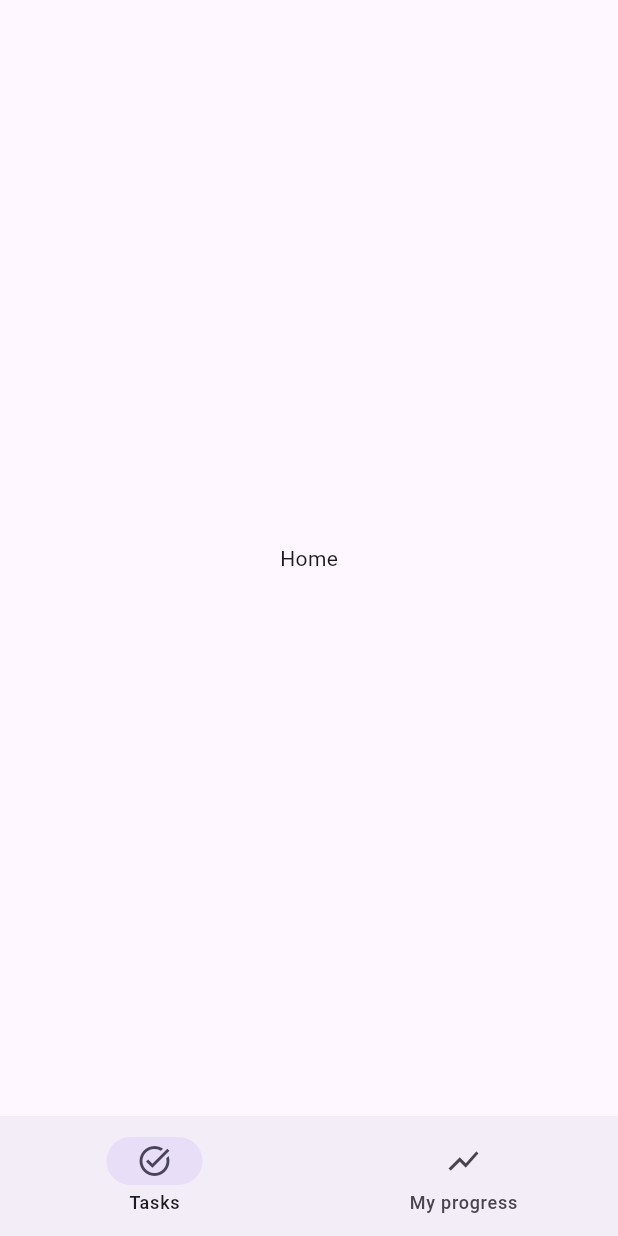
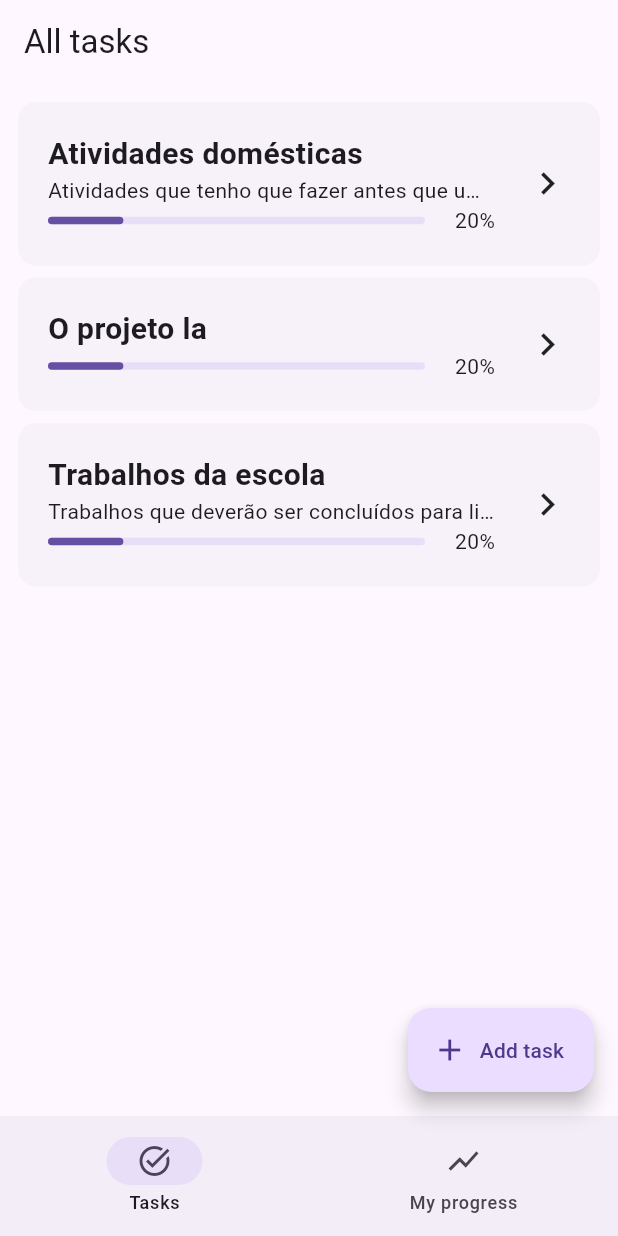
Before and after one commit to murilomonte/organize, a Flutter app: the screen it shows after launch, on a phone screen of 412 x 824 dp. Run offline on Flutter 3.47's test engine with Material 3 defaults, Android fonts, the phone set to English and light mode, and no system bars.

Commit message:
feat: feat: prototype of the task group screen and related widgets

```diff
--- /dev/null
+++ b/lib/src/_core/widgets/tasks_group.dart
@@ -0,0 +1,76 @@
+import 'package:flutter/material.dart';
+import 'package:organize/src/_core/widgets/tasks_group_detail.dart';
+
+class TasksGroup extends StatelessWidget {
+  final String title;
+  final String? description;
+  final List taskList;
+
+  const TasksGroup({
+    super.key,
+    required this.title,
+    this.description,
+    required this.taskList,
+  });
+
+  @override
+  Widget build(BuildContext context) {
+    return Card(
+      elevation: 0,
+      child: InkWell(
+        borderRadius: BorderRadius.circular(10),
+        onTap: () {
+          showGeneralDialog(
+            context: context,
+            fullscreenDialog: false,
+            barrierDismissible: true, // se pode fechar clicando fora
+            barrierLabel: "Fechar", // acessibilidade
+            pageBuilder: (context, animation, secondaryAnimation) {
+              return TasksGroupDetail(title: title, description: description, taskList: [],);
+            },
+          );
+        },
+        child: Padding(
+          padding: const EdgeInsets.all(20),
+          child: Row(
+            spacing: 20,
+            mainAxisAlignment: MainAxisAlignment.spaceBetween,
+            children: [
+              Expanded(
+                child: Column(
+                  crossAxisAlignment: CrossAxisAlignment.start,
+                  children: [
+                    Text(
+                      title,
+                      style: TextStyle(
+                        fontWeight: FontWeight.bold,
+                        fontSize: 20,
+                      ),
+                      overflow: TextOverflow.ellipsis,
+                    ),
+                    if (description != null)
+                      Text(description!, overflow: TextOverflow.ellipsis),
+                    Row(
+                      children: [
+                        Expanded(
+                          child: LinearProgressIndicator(
+                            borderRadius: BorderRadius.circular(100),
+                            minHeight: 5,
+                            value: .2,
+                          ),
+                        ),
+                        const SizedBox(width: 20),
+                        Text('20%'),
+                      ],
+                    ),
+                  ],
+                ),
+              ),
+              Icon(Icons.chevron_right, size: 30),
+            ],
+          ),
+        ),
+      ),
+    );
+  }
+}
--- a/lib/src/view/navigation.dart
+++ b/lib/src/view/navigation.dart
@@ -1,6 +1,8 @@
 import 'package:flutter/material.dart';
 import 'package:organize/src/utility/constraints.dart';
+import 'package:organize/src/view/tasks/all_tasks.dart';
 
+// TODO: trocar por navegacao por abas assim como os apps gnome?
 class Navigation extends StatefulWidget {
   const Navigation({super.key});
 
@@ -23,7 +25,7 @@ class _NavigationState extends State<Navigation> {
   ];
 
   List<Widget> views = [
-    Center(child: Text('Home')),
+    AllTasks(),
     Center(child: Text('Progress')),
   ];
 
@@ -50,6 +52,9 @@ class _NavigationState extends State<Navigation> {
           }).toList(),
         ),
         body: views[_currentIndex],
+        floatingActionButton: FloatingActionButton.extended(onPressed: () {
+
+        }, label: Text('Add task'), icon: Icon(Icons.add), ),
       );
     } else {
       return Scaffold(
--- /dev/null
+++ b/lib/src/view/tasks/all_tasks.dart
@@ -0,0 +1,84 @@
+import 'package:flutter/material.dart';
+import 'package:organize/src/_core/widgets/tasks_group.dart';
+import 'package:organize/src/utility/constraints.dart';
+
+class AllTasks extends StatelessWidget {
+  const AllTasks({super.key});
+
+  @override
+  Widget build(BuildContext context) {
+    return Scaffold(
+      appBar: AppBar(title: Text('All tasks')),
+      body: Padding(
+        padding: const EdgeInsets.all(8.0),
+        child: Center(
+          child: ConstrainedBox(
+            constraints: BoxConstraints(maxWidth: 800),
+            child:
+                1 == 1 // Provisorio
+                ? ListView(
+                    children: [
+                      // Only in desktop
+                      if (!isMobileLayout(context))
+                        Align(
+                          alignment: AlignmentGeometry.topRight,
+                          child: TextButton.icon(
+                            onPressed: () {},
+                            label: Text('Add task'),
+                            icon: Icon(Icons.add),
+                            iconAlignment: IconAlignment.end,
+                          ),
+                        ),
+
+                      TasksGroup(
+                        title: 'Atividades domésticas',
+                        description:
+                            'Atividades que tenho que fazer antes que um monstro me pegue :O',
+                        taskList: [],
+                      ),
+                      TasksGroup(title: 'O projeto la', taskList: []),
+                      TasksGroup(
+                        title: 'Trabalhos da escola',
+                        description:
+                            'Trabalhos que deverão ser concluídos para liberar o mais oculto aspecto do meu conhecimento >:)',
+                        taskList: [],
+                      ),
+                    ],
+                  )
+                : Center(
+                    child: Column(
+                      spacing: 10,
+                      mainAxisAlignment: MainAxisAlignment.center,
+                      children: [
+                        Text(
+                          'Não há nenhum conjunto de tarefas ainda. ',
+                          style: TextStyle(fontSize: 20),
+                          textAlign: TextAlign.center,
+                        ),
+                        ElevatedButton(
+                          style: TextButton.styleFrom(
+                            backgroundColor: Theme.of(
+                              context,
+                            ).colorScheme.primary,
+                            foregroundColor: Theme.of(
+                              context,
+                            ).colorScheme.onPrimary,
+                          ),
+                          onPressed: () {},
+                          child: Padding(
+                            padding: const EdgeInsets.all(15),
+                            child: Text(
+                              'Adicionar um conjunto',
+                              style: TextStyle(fontWeight: FontWeight.bold),
+                            ),
+                          ),
+                        ),
+                      ],
+                    ),
+                  ),
+          ),
+        ),
+      ),
+    );
+  }
+}
```
Also changed, not shown: lib/src/_core/widgets/organize_app_bar.dart (added, +36 -0 lines), lib/src/_core/widgets/tasks_group_detail.dart (added, +68 -0 lines).
